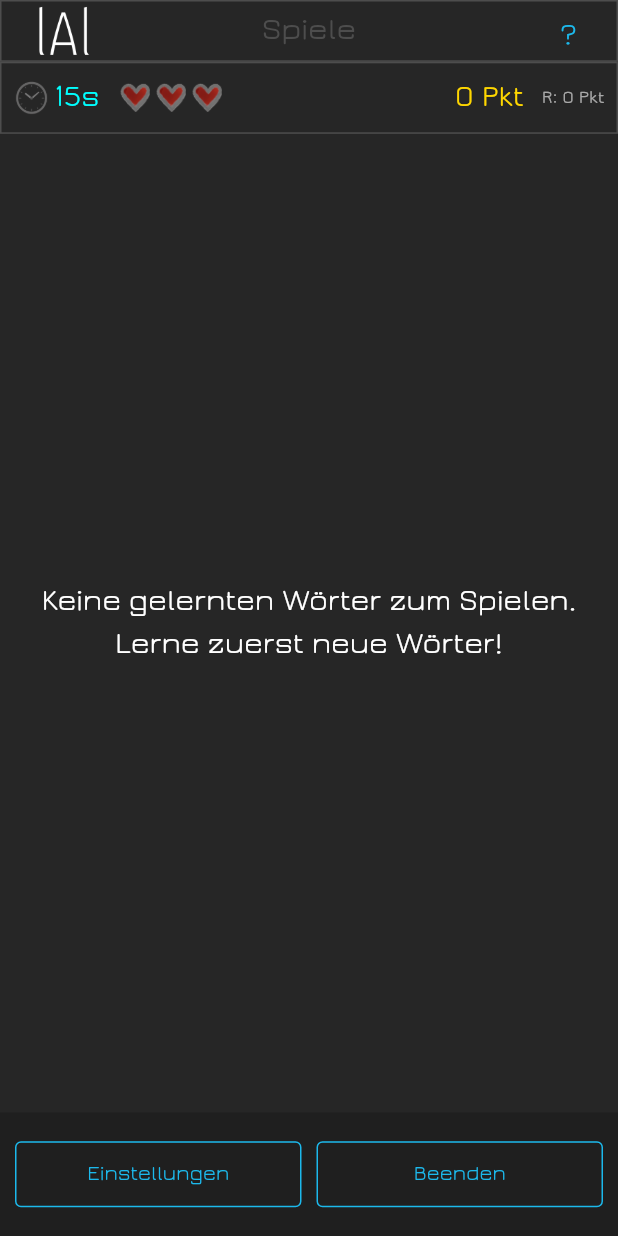
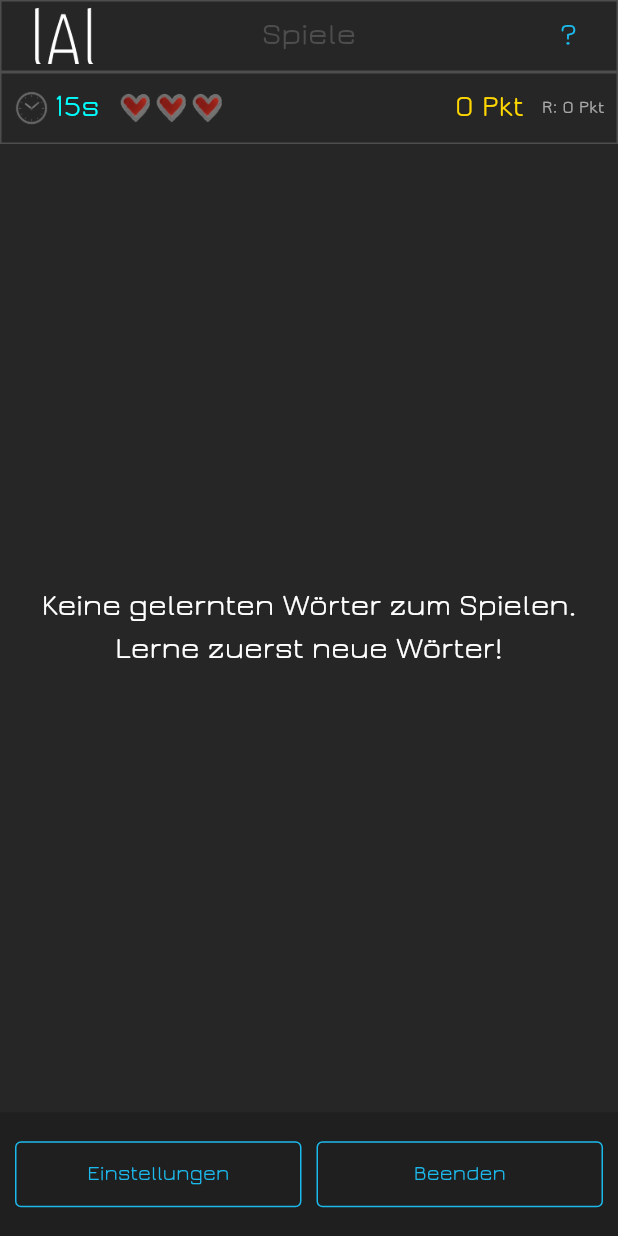
Before and after one commit to fl-tech-design/learn_A_language, a Flutter app: the GameScreen screen opened by its route, after a tap on "Beenden", on a phone screen of 412 x 824 dp. Run offline on Flutter 3.47's test engine with Material 3 defaults, Android fonts, the phone set to English and light mode, and no system bars; accounts and stored records are empty; statements that could not run were skipped.

Commit message:
v1.3.0: Bugfix-Lauf - Landscape, Lernrhythmus, Turbo, Wort-Anzeige
BoxTitle/BoxBottom Mindesthoehe (Settings/Quit + Titel im Querformat); Lernrhythmus linear 1-7 Tage, gelernt bei Level 8, inkl. Migration von review_due beim Start; Turbo-Buttons groesser + groessere Trefferflaeche; Wort-Anzeige scrollbar; closeApp plattformsicher

```diff
--- a/lib/managers/vocab_manager.dart
+++ b/lib/managers/vocab_manager.dart
@@ -5,16 +5,16 @@ import 'user_manager.dart';
 class VocabManager {
   VocabManager._();
 
-  /// Spaced repetition: days until next review per level.
+  /// Spaced repetition: days until next review, keyed by the level reached
+  /// *after* a correct answer (linear 1–7 days, learned at level 8).
   static const Map<int, int?> repeatIntervalDays = {
-    0: 1,
-    1: 2,
-    2: 3,
-    3: 5,
-    4: 7,
-    5: 10,
-    6: 14,
-    7: 21,
+    1: 1,
+    2: 2,
+    3: 3,
+    4: 4,
+    5: 5,
+    6: 6,
+    7: 7,
     8: null,
   };
 
@@ -189,6 +189,31 @@ class VocabManager {
       }
     }
 
+    // Recompute review_due for in-learning words from last_reviewed using the
+    // corrected linear interval schedule. Fixes words that were scheduled with
+    // the previous (wrong) interval map.
+    for (final entry in vocab.entries) {
+      final we = entry.value as Map<String, dynamic>;
+      final level = we['level'] as int? ?? 0;
+      final status = we['status']?.toString() ?? 'new';
+      if (status != 'seen' || level < 1 || level >= 8) continue;
+
+      final lastReviewedStr = we['last_reviewed']?.toString();
+      if (lastReviewedStr == null || lastReviewedStr.isEmpty) continue;
+      final lastReviewed = DateTime.tryParse(lastReviewedStr);
+      if (lastReviewed == null) continue;
+
+      final days = repeatIntervalDays[level];
+      if (days == null) continue;
+      final due = lastReviewed.add(Duration(days: days));
+      final newDue =
+          '${due.year}-${due.month.toString().padLeft(2, '0')}-${due.day.toString().padLeft(2, '0')}';
+      if (we['review_due']?.toString() != newDue) {
+        we['review_due'] = newDue;
+        changed = true;
+      }
+    }
+
     if (changed) {
       await UserManager.saveUserdata(username, userData);
     }
--- a/lib/screens/game_screen.dart
+++ b/lib/screens/game_screen.dart
@@ -320,8 +320,10 @@ class _GameScreenState extends State<GameScreen> {
         onPressed: _answered ? null : () => onAnswer(index),
         style: OutlinedButton.styleFrom(
             side: const BorderSide(color: AppTheme.colorPrimary),
-            padding: const EdgeInsets.all(4)),
+            padding: const EdgeInsets.all(8),
+            minimumSize: Size.zero,
+            tapTargetSize: MaterialTapTargetSize.shrinkWrap),
         child: Text(_options[index],
-            textAlign: TextAlign.center, style: const TextStyle(fontSize: 12)));
+            textAlign: TextAlign.center, style: const TextStyle(fontSize: 18)));
   }
 }
--- a/lib/theme/app_theme.dart
+++ b/lib/theme/app_theme.dart
@@ -1,5 +1,6 @@
 import 'dart:io';
 import 'package:flutter/material.dart';
+import 'package:flutter/services.dart';
 
 /// Central color palette and theme constants – 1:1 from constants.py.
 class AppTheme {
@@ -53,6 +54,9 @@ class AppTheme {
   // ── Layout-Maße (constants.py lines 90-109) ────────────────────
   static const double boxTitleHeight = 0.05;
   static const double boxBottomHeight = 0.1;
+  /// Feste Mindesthöhen, damit Titel-/Bottom-Bar auch im Querformat lesbar bleiben.
+  static const double titleBarMinHeight = 48.0;
+  static const double bottomBarMinHeight = 72.0;
   static const double buttonHeight = 56.0;
   static const double buttonFontSize = 18.0;
   static const double contentPadding = 10.0;
@@ -65,11 +69,17 @@ class AppTheme {
   static const double smallFontSize = 12.0;
 
   // App version
-  static const String versionNr = '1.2.0';
+  static const String versionNr = '1.3.0';
   static const String appTitle = 'learn A language';
 
   /// Platform-safe app exit (kills process on desktop, pops on mobile).
-  static void closeApp() => exit(0);
+  static void closeApp() {
+    if (Platform.isAndroid || Platform.isIOS) {
+      SystemNavigator.pop();
+    } else {
+      exit(0);
+    }
+  }
 
   // ── ThemeData ─────────────────────────────────────────────────
   static ThemeData get darkTheme {
--- a/lib/widgets/app_widgets.dart
+++ b/lib/widgets/app_widgets.dart
@@ -1,3 +1,5 @@
+import 'dart:math' as math;
+
 import 'package:flutter/material.dart';
 import '../theme/app_theme.dart';
 import '../managers/language_manager.dart';
@@ -11,8 +13,12 @@ class BoxTitle extends StatelessWidget {
 
   @override
   Widget build(BuildContext context) {
+    final height = math.max(
+      AppTheme.titleBarMinHeight,
+      MediaQuery.of(context).size.height * AppTheme.boxTitleHeight,
+    );
     return SizedBox(
-      height: MediaQuery.of(context).size.height * AppTheme.boxTitleHeight,
+      height: height,
       child: Container(
         decoration: BoxDecoration(
           border: Border.all(color: AppTheme.grey2, width: 1),
@@ -76,8 +82,12 @@ class BoxBottom extends StatelessWidget {
   @override
   Widget build(BuildContext context) {
     final bottomPadding = MediaQuery.of(context).padding.bottom;
+    final height = math.max(
+      AppTheme.bottomBarMinHeight,
+      MediaQuery.of(context).size.height * AppTheme.boxBottomHeight,
+    );
     return Container(
-      height: MediaQuery.of(context).size.height * AppTheme.boxBottomHeight + bottomPadding,
+      height: height + bottomPadding,
       color: const Color(0xFF1F1F1F),
       padding: EdgeInsets.only(left: 10, right: 10, top: 8, bottom: 8 + bottomPadding),
       child: Row(
--- a/pubspec.yaml
+++ b/pubspec.yaml
@@ -1,7 +1,7 @@
 name: learn_a_language
 description: A language learning app - Flutter migration from Kivy.
 publish_to: 'none'
-version: 1.2.0+2
+version: 1.3.0+3
 
 environment:
   sdk: '>=3.1.0 <4.0.0'
```
Also changed, not shown: lib/managers/app_state.dart (+7 -0 lines), lib/screens/word_screen.dart (+32 -24 lines).
